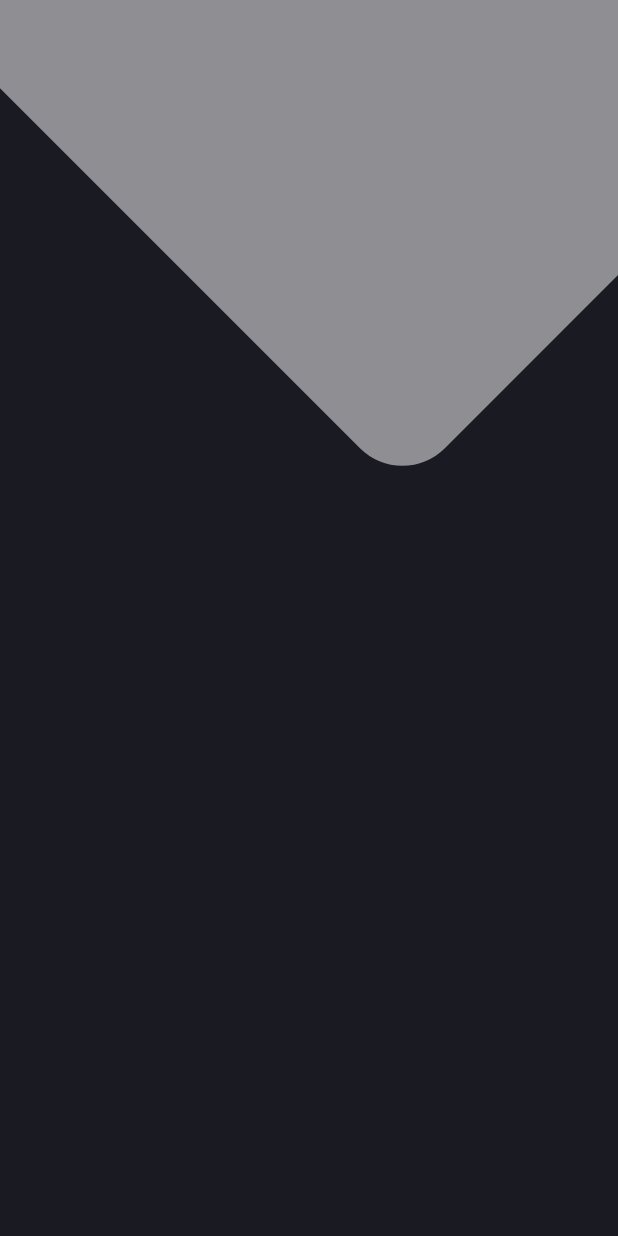
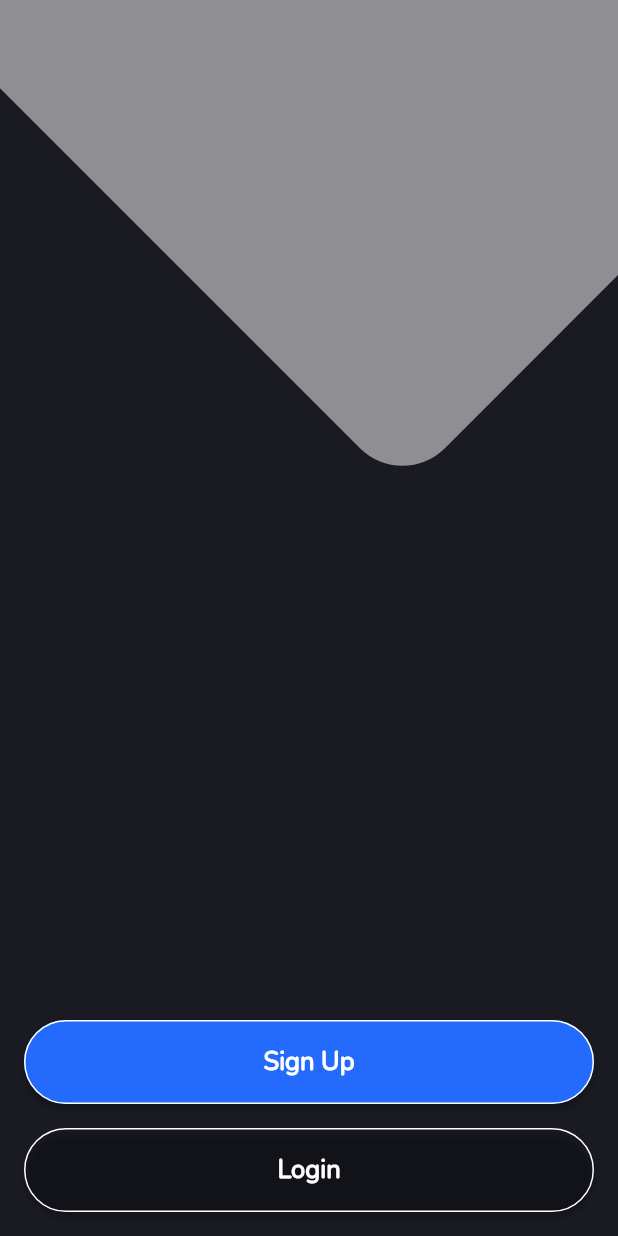
Before and after one commit to marufrobin/task_management_mobile_app, a Flutter app: the screen it shows after launch, on a phone screen of 412 x 824 dp. Run offline on Flutter 3.47's test engine with Material 2 defaults, Android fonts, the phone set to English and light mode, and no system bars; our stand-ins replace flutter_svg.

Commit message:
Custom Button added.

```diff
--- a/lib/screen/onbording.dart
+++ b/lib/screen/onbording.dart
@@ -1,13 +1,17 @@
 import 'dart:math';
 
 import 'package:flutter/material.dart';
+import 'package:task_management_mobile_app/widgets/custom_button.dart';
 
 class OnBordingPage extends StatelessWidget {
   const OnBordingPage({Key? key}) : super(key: key);
 
   @override
   Widget build(BuildContext context) {
-    return Stack(children: [
+    return Column(
+      children: [
+        Expanded(
+          child: Stack(children: [
             Positioned(
               top: -184,
               child: Transform.rotate(
@@ -23,6 +27,11 @@ class OnBordingPage extends StatelessWidget {
                 ),
               ),
             ),
-    ]);
+          ]),
+        ),
+        CustomButton(buttonText: "Sign Up", isBlue: true),
+        CustomButton(buttonText: "Login", isBlue: false)
+      ],
+    );
   }
 }
--- /dev/null
+++ b/lib/widgets/custom_button.dart
@@ -0,0 +1,38 @@
+import 'package:flutter/material.dart';
+
+class CustomButton extends StatelessWidget {
+  String buttonText;
+  bool isBlue;
+
+  CustomButton({required this.buttonText, required this.isBlue});
+
+  @override
+  Widget build(BuildContext context) {
+    return Container(
+      height: 56,
+      width: double.infinity,
+      // padding: EdgeInsets.symmetric(horizontal: 340, vertical: 56),
+      margin: EdgeInsets.only(left: 16, right: 16, bottom: 16),
+      child: ElevatedButton(
+        onPressed: (() {}),
+        child: Center(
+          child: Text(
+            "${buttonText}",
+            style: TextStyle(
+                fontFamily: "Nunito",
+                fontSize: 17,
+                fontWeight: FontWeight.w600),
+          ),
+        ),
+        style: ButtonStyle(
+            backgroundColor: MaterialStateProperty.all(
+                isBlue == true ? Color(0xff246BFD) : Colors.transparent),
+            // padding:
+            //     MaterialStateProperty.all(EdgeInsets.symmetric(vertical: 17)),
+            shape: MaterialStateProperty.all(RoundedRectangleBorder(
+                borderRadius: BorderRadius.circular(28),
+                side: BorderSide(color: Colors.white, width: 1)))),
+      ),
+    );
+  }
+}
```
Lines whose indentation alone changed are shown as unchanged.
